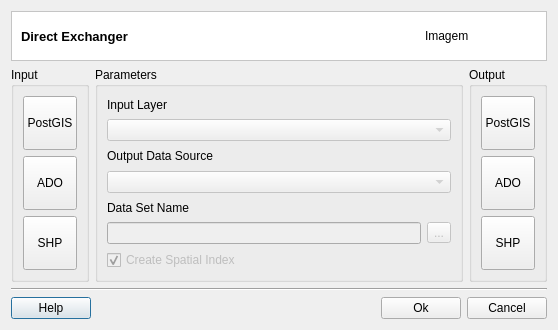
The window that src/terralib/qt/widgets/exchanger/ui/DirectExchangerDialogForm.ui (claudiobogossian/terralib5) describes before a commit, drawn with Qt 5.
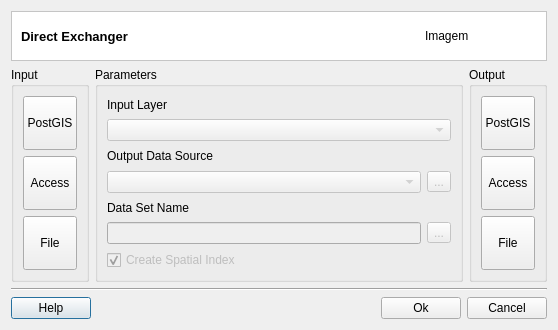
The same window after the commit.

Commit message: direct exchanger enhancements

```diff
--- a/src/terralib/qt/widgets/exchanger/ui/DirectExchangerDialogForm.ui
+++ b/src/terralib/qt/widgets/exchanger/ui/DirectExchangerDialogForm.ui
@@ -150,7 +150,7 @@
                </size>
               </property>
               <property name="text">
-               <string>ADO</string>
+               <string>Access</string>
               </property>
               <property name="iconSize">
                <size>
@@ -190,7 +190,7 @@
                </size>
               </property>
               <property name="text">
-               <string>SHP</string>
+               <string>File</string>
               </property>
               <property name="iconSize">
                <size>
@@ -297,6 +297,16 @@
                 </property>
                </widget>
               </item>
+              <item row="1" column="1">
+               <widget class="QToolButton" name="m_dsToolButton">
+                <property name="enabled">
+                 <bool>false</bool>
+                </property>
+                <property name="text">
+                 <string>...</string>
+                </property>
+               </widget>
+              </item>
              </layout>
             </item>
             <item row="3" column="0">
@@ -392,7 +402,7 @@
                </size>
               </property>
               <property name="text">
-               <string>ADO</string>
+               <string>Access</string>
               </property>
               <property name="iconSize">
                <size>
@@ -432,7 +442,7 @@
                </size>
               </property>
               <property name="text">
-               <string>SHP</string>
+               <string>File</string>
               </property>
               <property name="iconSize">
                <size>
```
The commit also changes 3 other files.
